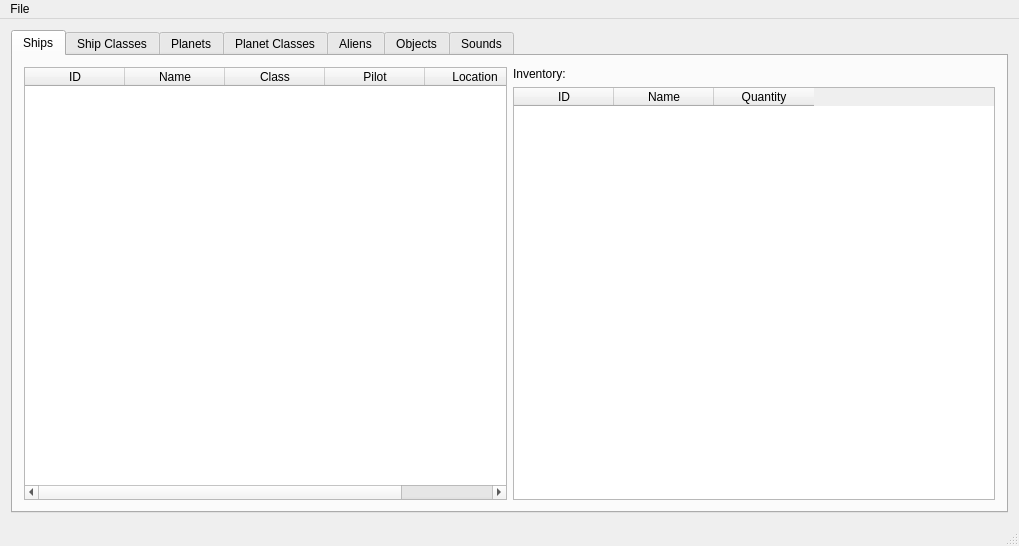
First picture: the form in mainwindow.ui, repository colinbourassa/nomad-resource-explorer, before the edit.
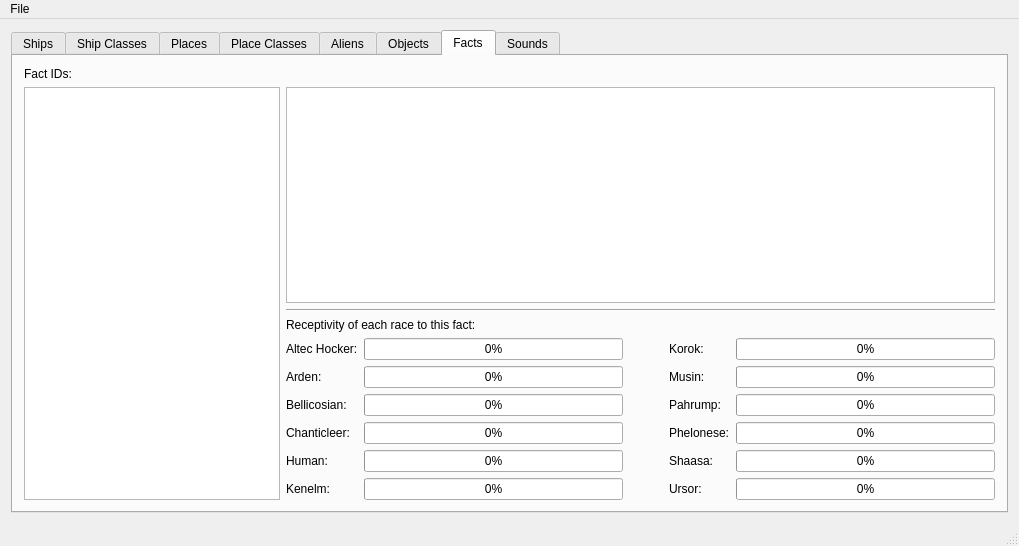
Second picture: the form after the edit.

Commit message: Base all data-table-reading classes off of class template; add fact table

What changed in the file:
```diff
--- a/mainwindow.ui
+++ b/mainwindow.ui
@@ -18,13 +18,13 @@
     <item row="0" column="0">
      <widget class="QTabWidget" name="m_tabInventory">
       <property name="currentIndex">
-       <number>0</number>
+       <number>6</number>
       </property>
       <widget class="QWidget" name="m_tabShips">
        <attribute name="title">
         <string>Ships</string>
        </attribute>
-       <layout class="QGridLayout" name="gridLayout">
+       <layout class="QGridLayout" name="gridLayout" columnstretch="4,3">
         <item row="1" column="1">
          <widget class="QTableWidget" name="m_shipInventoryTable">
           <property name="selectionMode">
@@ -113,9 +113,9 @@
       </widget>
       <widget class="QWidget" name="m_tabPlanets">
        <attribute name="title">
-        <string>Planets</string>
+        <string>Places</string>
        </attribute>
-       <layout class="QGridLayout" name="gridLayout_4" columnstretch="1,2">
+       <layout class="QGridLayout" name="placeTabLayout" columnstretch="1,2">
         <item row="0" column="1">
          <widget class="QGraphicsView" name="m_planetView"/>
         </item>
@@ -235,7 +235,7 @@
       </widget>
       <widget class="QWidget" name="m_tabPlanetClasses">
        <attribute name="title">
-        <string>Planet Classes</string>
+        <string>Place Classes</string>
        </attribute>
       </widget>
       <widget class="QWidget" name="m_tabAliens">
@@ -358,6 +358,232 @@
         </item>
        </layout>
       </widget>
+      <widget class="QWidget" name="m_tabFacts">
+       <attribute name="title">
+        <string>Facts</string>
+       </attribute>
+       <layout class="QGridLayout" name="gridLayout_5" columnstretch="0,1">
+        <item row="0" column="0">
+         <widget class="QLabel" name="m_factIdsLabel">
+          <property name="text">
+           <string>Fact IDs:</string>
+          </property>
+         </widget>
+        </item>
+        <item row="1" column="0" rowspan="4">
+         <widget class="QListWidget" name="m_factList">
+          <property name="selectionBehavior">
+           <enum>QAbstractItemView::SelectRows</enum>
+          </property>
+         </widget>
+        </item>
+        <item row="1" column="1">
+         <widget class="QPlainTextEdit" name="m_factText"/>
+        </item>
+        <item row="2" column="1">
+         <widget class="Line" name="line">
+          <property name="orientation">
+           <enum>Qt::Horizontal</enum>
+          </property>
+         </widget>
+        </item>
+        <item row="3" column="1">
+         <widget class="QLabel" name="m_factReceptivityLabel">
+          <property name="text">
+           <string>Receptivity of each race to this fact:</string>
+          </property>
+         </widget>
+        </item>
+        <item row="4" column="1">
+         <layout class="QGridLayout" name="gridLayout_4">
+          <item row="4" column="1">
+           <widget class="QProgressBar" name="m_factBarHuman">
+            <property name="value">
+             <number>0</number>
+            </property>
+           </widget>
+          </item>
+          <item row="5" column="0">
+           <widget class="QLabel" name="m_factLabelKenelm">
+            <property name="text">
+             <string>Kenelm:</string>
+            </property>
+           </widget>
+          </item>
+          <item row="1" column="3">
+           <widget class="QLabel" name="m_factLabelMusin">
+            <property name="text">
+             <string>Musin:</string>
+            </property>
+           </widget>
+          </item>
+          <item row="5" column="3">
+           <widget class="QLabel" name="m_factLabelUrsor">
+            <property name="text">
+             <string>Ursor:</string>
+            </property>
+           </widget>
+          </item>
+          <item row="4" column="4">
+           <widget class="QProgressBar" name="m_factBarShaasa">
+            <property name="value">
+             <number>0</number>
+            </property>
+           </widget>
+          </item>
+          <item row="4" column="0">
+           <widget class="QLabel" name="m_factLabelHuman">
+            <property name="text">
+             <string>Human:</string>
+            </property>
+           </widget>
+          </item>
+          <item row="0" column="4">
+           <widget class="QProgressBar" name="m_factBarKorok">
+            <property name="value">
+             <number>0</number>
+            </property>
+           </widget>
+          </item>
+          <item row="1" column="1">
+           <widget class="QProgressBar" name="m_factBarArden">
+            <property name="value">
+             <number>0</number>
+            </property>
+           </widget>
+          </item>
+          <item row="5" column="1">
+           <widget class="QProgressBar" name="m_factBarKenelm">
+            <property name="value">
+             <number>0</number>
+            </property>
+           </widget>
+          </item>
+          <item row="3" column="3">
+           <widget class="QLabel" name="m_factLabelPhelonese">
+            <property name="text">
+             <string>Phelonese:</string>
+            </property>
+           </widget>
+          </item>
+          <item row="1" column="0">
+           <widget class="QLabel" name="m_factLabelArden">
+            <property name="text">
+             <string>Arden:</string>
+            </property>
+           </widget>
+          </item>
+          <item row="1" column="4">
+           <widget class="QProgressBar" name="m_factBarMusin">
+            <property name="value">
+             <number>0</number>
+            </property>
+           </widget>
+          </item>
+          <item row="3" column="1">
+           <widget class="QProgressBar" name="m_factBarChanticleer">
+            <property name="value">
+             <number>0</number>
+            </property>
+           </widget>
+          </item>
+          <item row="5" column="4">
+           <widget class="QProgressBar" name="m_factBarUrsor">
+            <property name="value">
+             <number>0</number>
+            </property>
+           </widget>
+          </item>
+          <item row="2" column="1">
+           <widget class="QProgressBar" name="m_factBarBellicosian">
+            <property name="value">
+             <number>0</number>
+            </property>
+           </widget>
+          </item>
+          <item row="0" column="3">
+           <widget class="QLabel" name="m_factLabelKorok">
+            <property name="text">
+             <string>Korok:</string>
+            </property>
+           </widget>
+          </item>
+          <item row="2" column="3">
+           <widget class="QLabel" name="m_factLabelPahrump">
+            <property name="text">
+             <string>Pahrump:</string>
+            </property>
+           </widget>
+          </item>
+          <item row="3" column="4">
+           <widget class="QProgressBar" name="m_factBarPhelonese">
+            <property name="value">
+             <number>0</number>
+            </property>
+           </widget>
+          </item>
+          <item row="0" column="0">
+           <widget class="QLabel" name="m_factLabelAltec">
+            <property name="text">
+             <string>Altec Hocker:</string>
+            </property>
+           </widget>
+          </item>
+          <item row="0" column="1">
+           <widget class="QProgressBar" name="m_factBarAltec">
+            <property name="value">
+             <number>0</number>
+            </property>
+           </widget>
+          </item>
+          <item row="3" column="0">
+           <widget class="QLabel" name="m_factLabelChanticleer">
+            <property name="text">
+             <string>Chanticleer:</string>
+            </property>
+           </widget>
+          </item>
+          <item row="2" column="0">
+           <widget class="QLabel" name="m_factLabelBellicosian">
+            <property name="text">
+             <string>Bellicosian:</string>
+            </property>
+           </widget>
+          </item>
+          <item row="2" column="4">
+           <widget class="QProgressBar" name="m_factBarPahrump">
+            <property name="value">
+             <number>0</number>
+            </property>
+           </widget>
+          </item>
+          <item row="4" column="3">
+           <widget class="QLabel" name="m_factLabelShaasa">
+            <property name="text">
+             <string>Shaasa:</string>
+            </property>
+           </widget>
+          </item>
+          <item row="0" column="2">
+           <spacer name="m_factHSpacer">
+            <property name="orientation">
+             <enum>Qt::Horizontal</enum>
+            </property>
+            <property name="sizeType">
+             <enum>QSizePolicy::Minimum</enum>
+            </property>
+            <property name="sizeHint" stdset="0">
+             <size>
+              <width>40</width>
+              <height>20</height>
+             </size>
+            </property>
+           </spacer>
+          </item>
+         </layout>
+        </item>
+       </layout>
+      </widget>
       <widget class="QWidget" name="m_tabSounds">
        <attribute name="title">
         <string>Sounds</string>
```
Left out of the diff: 246 changed lines with no effect on the pictures. The commit also changes 21 other files.
